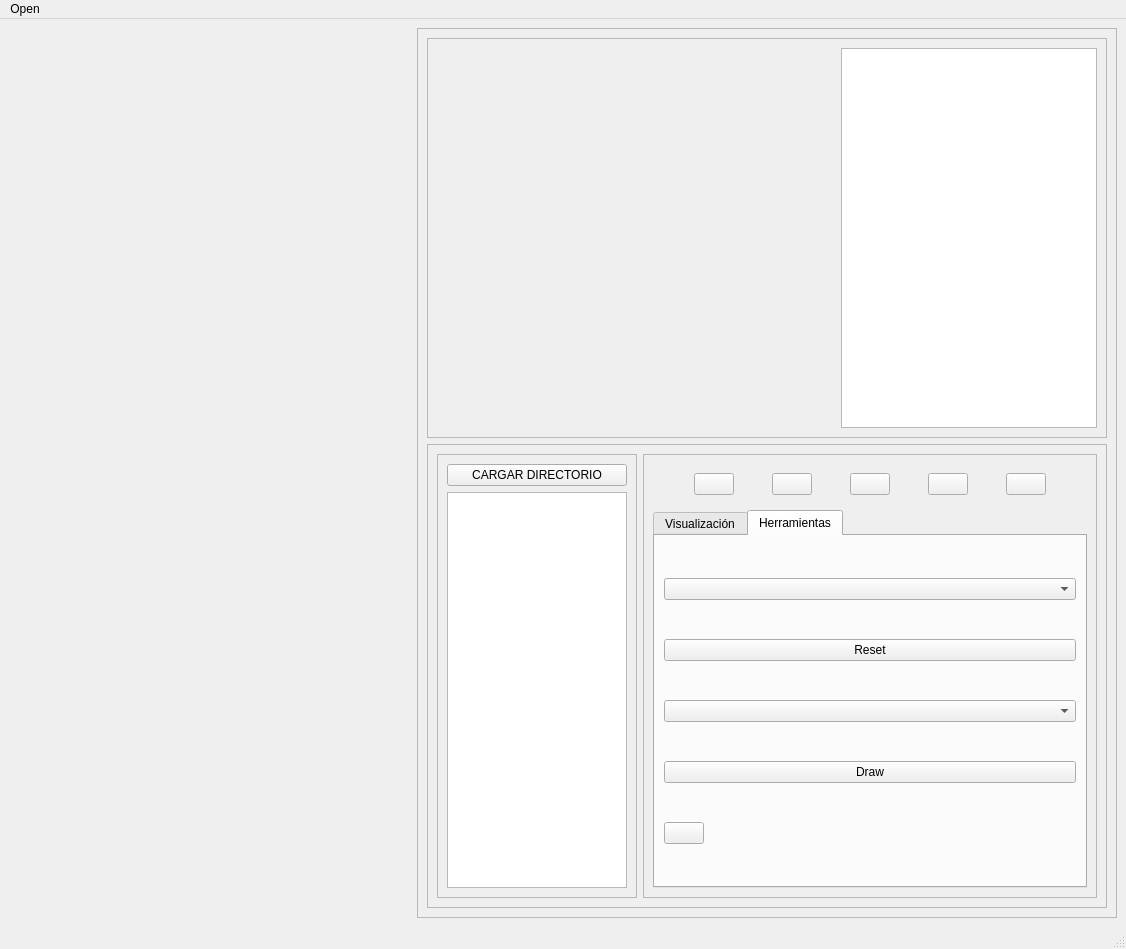
Old version of the form source/hugo/mainwindow.ui in the repository albertoam3/HUGO1.1.
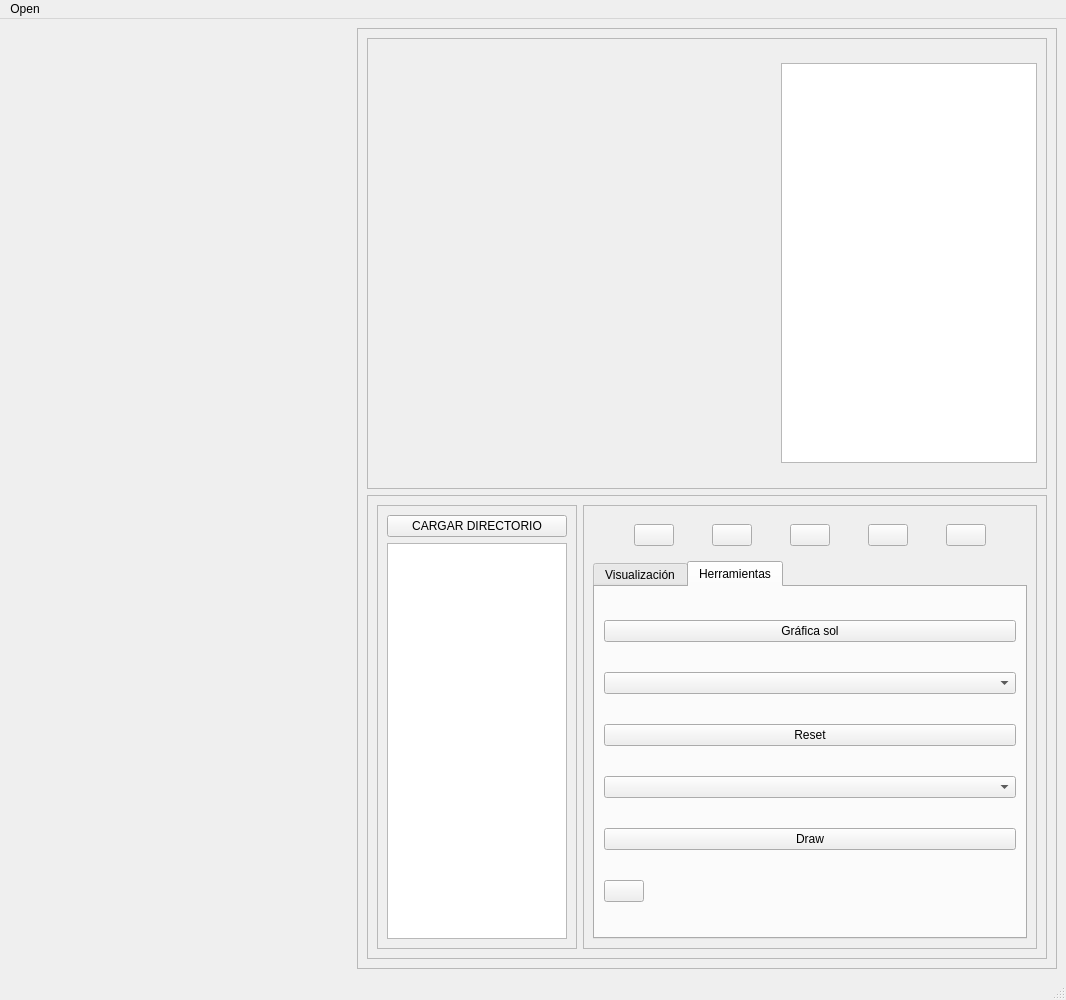
New version of the form. The open tabs and pages were chosen to show the change. Icons and pictures are not drawn. Custom widgets are drawn as their Qt base class.

What changed in the file:
```diff
--- a/source/hugo/mainwindow.ui
+++ b/source/hugo/mainwindow.ui
@@ -9,8 +9,8 @@
    <rect>
     <x>0</x>
     <y>0</y>
-    <width>1126</width>
-    <height>949</height>
+    <width>1066</width>
+    <height>1000</height>
    </rect>
   </property>
   <property name="sizePolicy">
@@ -353,6 +353,13 @@
                  <string>Herramientas</string>
                 </attribute>
                 <layout class="QVBoxLayout" name="verticalLayout_4">
+                 <item>
+                  <widget class="QPushButton" name="grafica_sol">
+                   <property name="text">
+                    <string>Gráfica sol</string>
+                   </property>
+                  </widget>
+                 </item>
                  <item>
                   <widget class="QComboBox" name="elemC"/>
                  </item>
@@ -566,7 +573,7 @@
     <rect>
      <x>0</x>
      <y>0</y>
-     <width>1126</width>
+     <width>1066</width>
      <height>22</height>
     </rect>
    </property>
```
Left out of the diff: 46 changed lines with no effect on the pictures.
